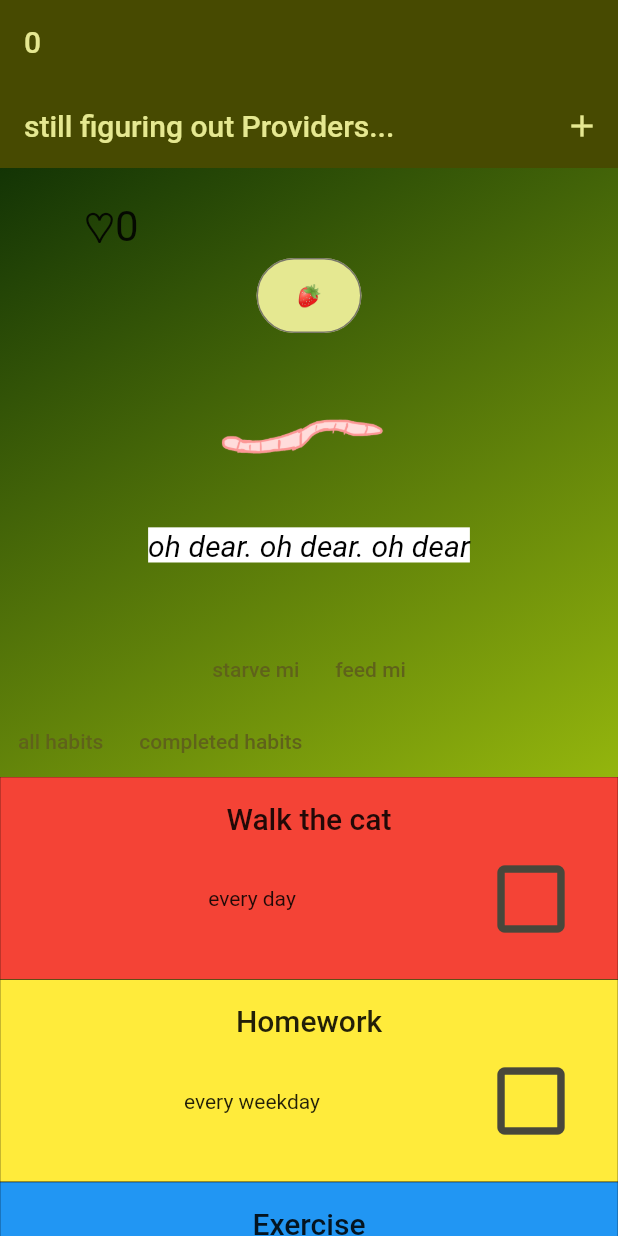
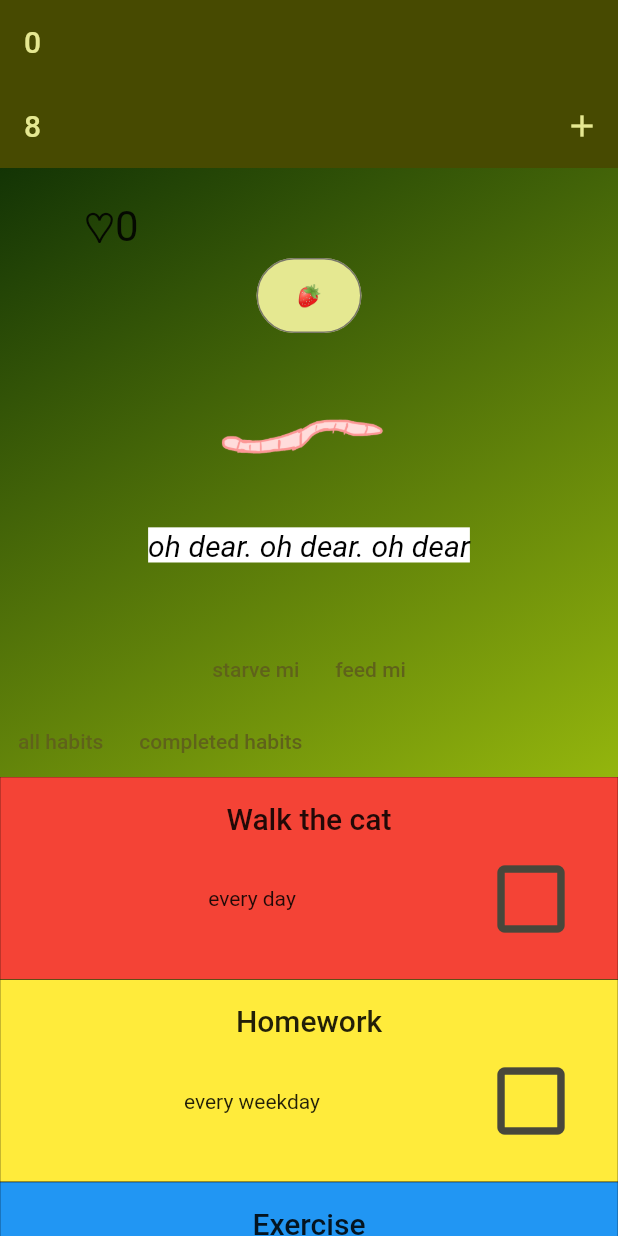
Before and after one commit to abbymachines/habit_vpet, a Flutter app: the screen it shows after launch, on a phone screen of 412 x 824 dp. Run offline on Flutter 3.47's test engine with Material 2 defaults, Android fonts, the phone set to English and light mode, and no system bars; our stand-ins replace flutter_riverpod, riverpod_annotation.

Commit message:
implement state variable _length inside HabitVpet, use to set AppBar text

```diff
--- a/lib/habit_vpet.dart
+++ b/lib/habit_vpet.dart
@@ -89,6 +89,13 @@ class _HabitVpetState extends ConsumerState<HabitVpet> {
   Widget build(BuildContext context) {
     final habits = ref.watch(habitsProvider);
     final health = ref.watch(healthProvider);
+    var _length = habits.length;
+
+    void _refreshHabitsLength(List habits) {
+      setState(() {
+        _length = habits.length;
+      });
+    }
 
     Widget habitContent = const Center(
       child: Text('No habits found. Start adding some!'),
@@ -103,8 +110,8 @@ class _HabitVpetState extends ConsumerState<HabitVpet> {
 
     return Scaffold(
       appBar: AppBar(
-        title: const Text(
-          'still figuring out Providers...',
+        title: Text(
+          _length.toString(),
         ),
         actions: [
           IconButton(
```
